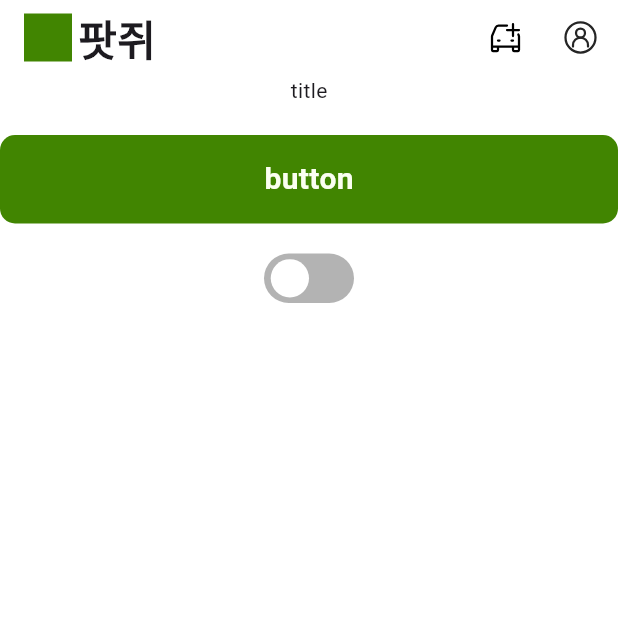
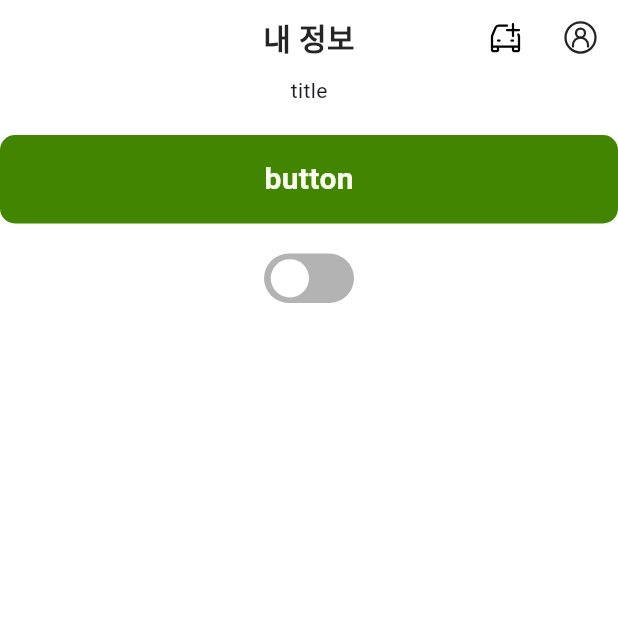
Before and after one commit to gsainfoteam/pot-g-flutter, a Flutter app: the screen it shows after launch, on a phone screen of 412 x 824 dp, the top half of it. Run offline on Flutter 3.47's test engine with Material 3 defaults, Android fonts, the phone set to English and light mode, and no system bars; our stand-ins replace auto_route, dio, flutter_svg; missing offline and left inert: dynamic_fonts; generated files the repository leaves out were written again; Roboto replaces fonts that are missing (Pretendard).

Commit message:
feat: appbar back button

```diff
--- a/lib/app/modules/common/presentation/widgets/pot_g_app_bar.dart
+++ b/lib/app/modules/common/presentation/widgets/pot_g_app_bar.dart
@@ -1,25 +1,31 @@
+import 'package:auto_route/auto_route.dart';
 import 'package:flutter/material.dart';
+import 'package:pot_g/app/modules/common/presentation/widgets/pot_g_icon_button.dart';
 import 'package:pot_g/app/values/palette.dart';
+import 'package:pot_g/gen/assets.gen.dart';
 
 class PotGAppBar extends StatelessWidget implements PreferredSizeWidget {
-  const PotGAppBar({super.key, this.actions = const []});
+  const PotGAppBar({
+    super.key,
+    this.actions = const [],
+    this.title,
+    this.leading,
+    this.automaticallyImplyLeading = true,
+  });
 
+  final Widget? leading;
+  final bool automaticallyImplyLeading;
+  final Widget? title;
   final List<Widget> actions;
 
   @override
   Widget build(BuildContext context) {
-    return Container(
-      color: Palette.white,
-      child: SafeArea(
-        bottom: false,
+    final logo = Padding(
+      padding: const EdgeInsets.only(left: 16),
       child: SizedBox(
-          height: 50,
-          child: Row(
-            children: [
-              const SizedBox(width: 16),
-              SizedBox(
         height: 32,
         child: Row(
+          mainAxisSize: MainAxisSize.min,
           children: [
             AspectRatio(
               aspectRatio: 1,
@@ -37,10 +43,50 @@ class PotGAppBar extends StatelessWidget implements PreferredSizeWidget {
           ],
         ),
       ),
-              Spacer(),
-              Row(children: actions),
-            ],
+    );
+    return Container(
+      color: Palette.white,
+      child: SafeArea(
+        bottom: false,
+        child: AutoLeadingButton(
+          builder: (context, leadingType, action) {
+            final effectiveLeading =
+                leading ??
+                (automaticallyImplyLeading
+                    ? leadingType == LeadingType.back
+                        ? Padding(
+                          padding: const EdgeInsets.only(left: 16),
+                          child: PotGIconButton(
+                            icon: Assets.icons.arrowLeft.svg(),
+                            onPressed: action,
                           ),
+                        )
+                        : title == null
+                        ? logo
+                        : null
+                    : null);
+            return ConstrainedBox(
+              constraints: BoxConstraints.tightFor(height: 50),
+              child: NavigationToolbar(
+                leading: effectiveLeading,
+                middle:
+                    title == null
+                        ? null
+                        : DefaultTextStyle.merge(
+                          style: TextStyle(
+                            fontWeight: FontWeight.w700,
+                            fontSize: 20,
+                            color: Palette.dark,
+                          ),
+                          child: title!,
+                        ),
+                trailing: Row(
+                  mainAxisSize: MainAxisSize.min,
+                  children: actions,
+                ),
+              ),
+            );
+          },
         ),
       ),
     );
--- a/lib/app/modules/main/presentation/pages/main_page.dart
+++ b/lib/app/modules/main/presentation/pages/main_page.dart
@@ -20,6 +20,7 @@ class _MainPageState extends State<MainPage> {
   Widget build(BuildContext context) {
     return Scaffold(
       appBar: PotGAppBar(
+        title: Text('내 정보'),
         actions: [
           PotGIconButton(icon: Assets.icons.addPot.svg(), onPressed: () {}),
           PotGIconButton(icon: Assets.icons.userCircle.svg(), onPressed: () {}),
--- a/lib/app/values/palette.dart
+++ b/lib/app/values/palette.dart
@@ -3,11 +3,14 @@ import 'package:flutter/widgets.dart';
 abstract class Palette {
   Palette._();
 
-  static const white = Color(0xffffffff);
   static const primary = Color(0xff418501);
   static const primaryLight = Color(0xfffbfff1);
+  static const warning = Color(0xffba0407);
+  static const dark = Color(0xff252525);
+
+  static const white = Color(0xffffffff);
+  static const lightGrey = Color(0xfff8f8f8);
   static const borerGrey = Color(0xffe8e8e8);
   static const grey = Color(0xffb3b3b3);
   static const textGrey = Color(0xff515151);
-  static const lightGrey = Color(0xfff8f8f8);
 }
```
Also changed, not shown: assets/icons/arrow_left.svg (added). Lines whose indentation alone changed are shown as unchanged.
